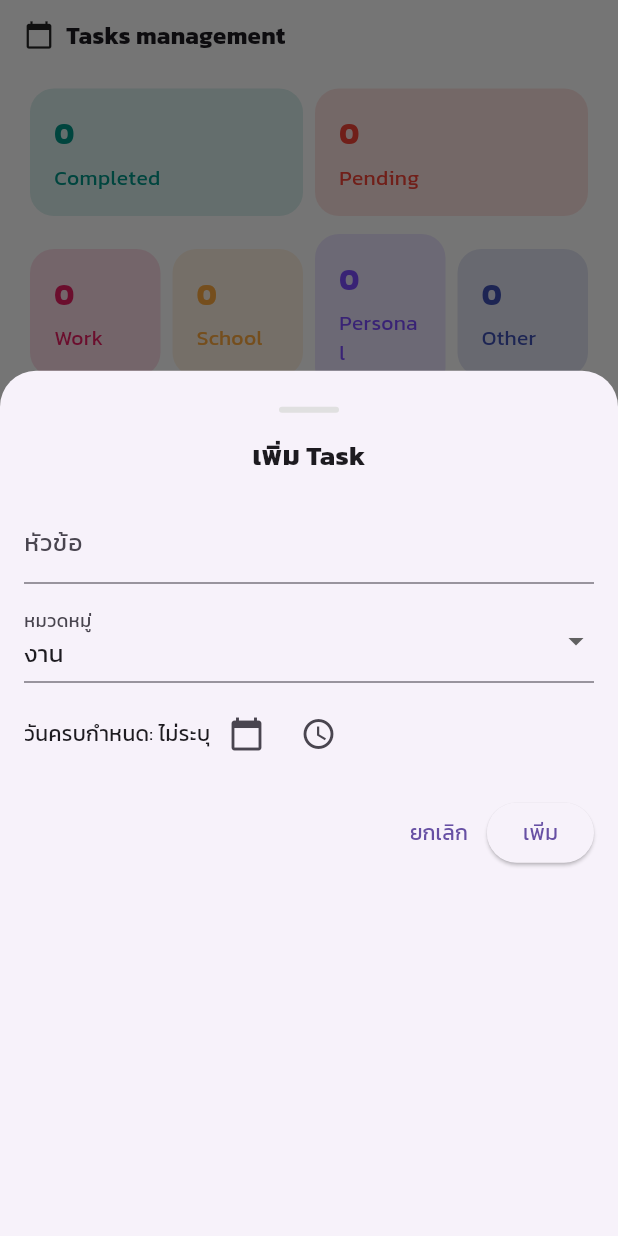
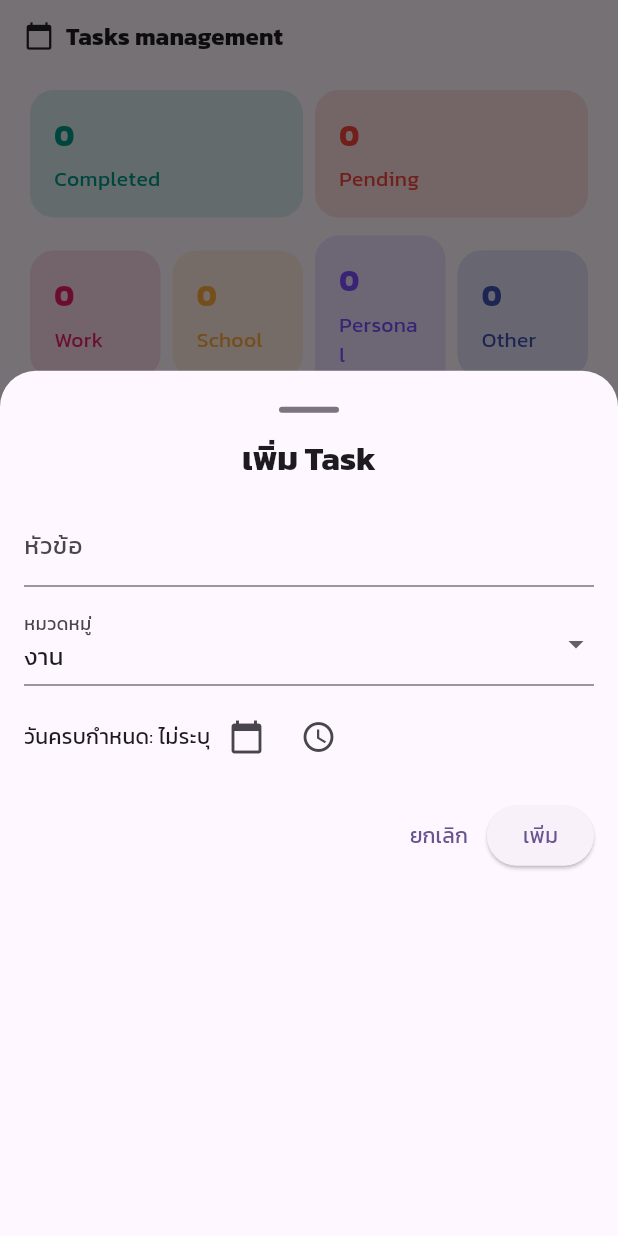
Before and after one commit to SSmikey/Flutter_todo_list, a Flutter app: the HomePage screen opened by its route, after a tap on the "add" icon, on a phone screen of 412 x 824 dp. Run offline on Flutter 3.47's test engine with Material 3 defaults, Android fonts, the phone set to English and light mode, and no system bars; our stand-ins replace get, get_storage; accounts and stored records are empty.

Commit message:
cus-theme

```diff
--- a/lib/app/routes/app_pages.dart
+++ b/lib/app/routes/app_pages.dart
@@ -4,6 +4,7 @@ import '../views/home_page.dart';
 import '../views/todo_form_page.dart';
 import '../views/stats_page.dart';
 import '../views/register_page.dart';
+import '../views/settings_page.dart';
 
 class AppPages {
   static String INITIAL = '/login';
@@ -14,5 +15,6 @@ class AppPages {
     GetPage(name: '/home', page: () => HomePage()),
     GetPage(name: '/form', page: () => const TodoFormPage()),
     GetPage(name: '/stats', page: () => const StatsPage()),
+    GetPage(name: '/settings', page: () => const SettingsPage()),
   ];
 }
--- a/lib/app/views/home_page.dart
+++ b/lib/app/views/home_page.dart
@@ -34,6 +34,7 @@ class HomePage extends StatelessWidget {
     showModalBottomSheet(
       context: context,
       isScrollControlled: true,
+      backgroundColor: Theme.of(context).scaffoldBackgroundColor, // ใช้ theme color
       shape: const RoundedRectangleBorder(
         borderRadius: BorderRadius.vertical(top: Radius.circular(24)),
       ),
@@ -63,16 +64,15 @@ class HomePage extends StatelessWidget {
                           height: 4,
                           margin: const EdgeInsets.only(bottom: 16),
                           decoration: BoxDecoration(
-                            color: Colors.grey[300],
+                            color: Theme.of(context).dividerColor, // ใช้ theme color
                             borderRadius: BorderRadius.circular(2),
                           ),
                         ),
                       ),
                       Text(
                         existing == null ? 'เพิ่ม Task' : 'แก้ไข Task',
-                        style: const TextStyle(
+                        style: Theme.of(context).textTheme.titleLarge?.copyWith(
                           fontWeight: FontWeight.bold,
-                          fontSize: 18,
                         ),
                       ),
                       const SizedBox(height: 16),
@@ -102,8 +102,12 @@ class HomePage extends StatelessWidget {
                       const SizedBox(height: 10),
                       Row(
                         children: [
-                          const Text('วันครบกำหนด: '),
-                          Text(getDateTimeString(pickedDate, pickedTime)),
+                          Text('วันครบกำหนด: ',
+                            style: Theme.of(context).textTheme.bodyMedium,
+                          ),
+                          Text(getDateTimeString(pickedDate, pickedTime),
+                            style: Theme.of(context).textTheme.bodyMedium,
+                          ),
                           IconButton(
                             icon: const Icon(Icons.calendar_today),
                             onPressed: () async {
@@ -246,7 +250,7 @@ class HomePage extends StatelessWidget {
   @override
   Widget build(BuildContext context) {
     return Scaffold(
-      backgroundColor: Colors.white,
+      // ลบ backgroundColor: Colors.white ออก เพื่อให้ใช้ theme default
       body: SafeArea(
         child: Padding(
           padding: const EdgeInsets.symmetric(horizontal: 16.0, vertical: 12),
@@ -256,15 +260,17 @@ class HomePage extends StatelessWidget {
               // Header
               Row(
                 mainAxisAlignment: MainAxisAlignment.spaceBetween,
-                children: const [
+                children: [
                   Row(
                     children: [
-                      Icon(Icons.calendar_today, size: 20),
-                      SizedBox(width: 8),
+                      Icon(Icons.calendar_today,
+                        size: 20,
+                        color: Theme.of(context).iconTheme.color, // ใช้ theme color
+                      ),
+                      const SizedBox(width: 8),
                       Text(
                         "Tasks management",
-                        style: TextStyle(
-                          fontSize: 16,
+                        style: Theme.of(context).textTheme.titleMedium?.copyWith(
                           fontWeight: FontWeight.bold,
                         ),
                       ),
@@ -328,10 +334,12 @@ class HomePage extends StatelessWidget {
               // Tasks header
               Row(
                 mainAxisAlignment: MainAxisAlignment.spaceBetween,
-                children: const [
+                children: [
                   Text(
                     "Tasks",
-                    style: TextStyle(fontWeight: FontWeight.bold, fontSize: 16),
+                    style: Theme.of(context).textTheme.titleMedium?.copyWith(
+                      fontWeight: FontWeight.bold,
+                    ),
                   ),
                 ],
               ),
@@ -342,11 +350,19 @@ class HomePage extends StatelessWidget {
                 child: Obx(() {
                   final filtered = controller.filteredTodos;
                   if (filtered.isEmpty) {
-                    return const Center(child: Text('ไม่มีรายการ ToDo'));
+                    return Center(
+                      child: Text(
+                        'ไม่มีรายการ ToDo',
+                        style: Theme.of(context).textTheme.bodyLarge,
+                      ),
+                    );
                   }
                   return ListView.separated(
                     itemCount: filtered.length,
-                    separatorBuilder: (_, __) => const Divider(height: 1),
+                    separatorBuilder: (_, __) => Divider(
+                      height: 1,
+                      color: Theme.of(context).dividerColor, // ใช้ theme color
+                    ),
                     itemBuilder: (_, index) {
                       final todo = filtered[index];
                       String dateTimeStr = '';
@@ -370,7 +386,7 @@ class HomePage extends StatelessWidget {
                                 todo: todo,
                                 cardColor: todo.isDone == true
                                     ? Colors.teal.withOpacity(0.15)
-                                    : Colors.white,
+                                    : Theme.of(context).cardColor, // ใช้ theme color
                               ),
                               if (dateTimeStr.isNotEmpty)
                                 Padding(
@@ -381,9 +397,8 @@ class HomePage extends StatelessWidget {
                                   ),
                                   child: Text(
                                     'กำหนด: $dateTimeStr',
-                                    style: const TextStyle(
-                                      fontSize: 13,
-                                      color: Colors.grey,
+                                    style: Theme.of(context).textTheme.bodySmall?.copyWith(
+                                      color: Theme.of(context).textTheme.bodySmall?.color?.withOpacity(0.7),
                                     ),
                                   ),
                                 ),
@@ -424,11 +439,7 @@ class HomePage extends StatelessWidget {
             IconButton(
               icon: const Icon(Icons.settings),
               onPressed: () {
-                Get.snackbar(
-                  "ยังไม่รองรับ",
-                  "หน้านี้ยังไม่เปิดใช้งาน",
-                  snackPosition: SnackPosition.BOTTOM,
-                );
+                Get.toNamed('/settings');
               },
             ),
           ],
--- a/lib/app/views/login_page.dart
+++ b/lib/app/views/login_page.dart
@@ -28,7 +28,7 @@ class LoginPage extends StatelessWidget {
     });
 
     return Scaffold(
-      backgroundColor: const Color(0xFFF5F6FA),
+      backgroundColor: const Color.fromARGB(255, 124, 127, 139),
       body: Center(
         child: SingleChildScrollView(
           child: Padding(
```
Also changed, not shown: lib/app/views/register_page.dart (+30 -8 lines), lib/main.dart (+20 -3 lines), lib/app/views/settings_page.dart (line endings or trailing spaces).
